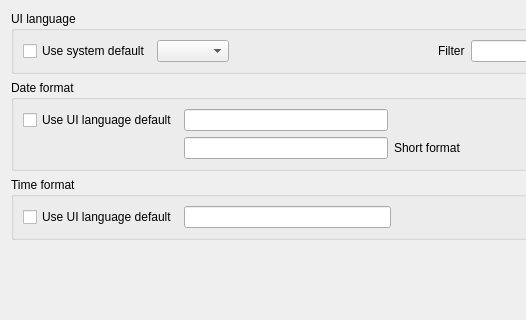
Qt form desktop-widgets/preferences/prefs_language.ui (subsurface/subsurface) before a commit; both pictures show x 0 to 526 and y 0 to 320 of the 621 by 523 pixel window.
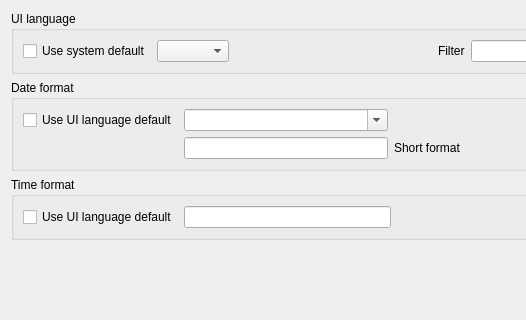
The same form after that commit.

Commit message:
preferences: support a pre-defined list of date formats
Add a combo-box in place of the single line text field and
support some pre-defined date formats, such as:
MM/dd/yyyy

Each long format has a corresponding short variant stored in the
QMap dateFormatShortMap and it's updated automatically once
the user selects a combo box item for the long format.

The regex for dates is slighly modified:
[^dMy/\\s:;\\.,\\-]

The user is still allowed to enter custom long / short date foramats.

Fixes #276

```diff
--- a/desktop-widgets/preferences/prefs_language.ui
+++ b/desktop-widgets/preferences/prefs_language.ui
@@ -74,13 +74,6 @@
       <string>Date format</string>
      </property>
      <layout class="QGridLayout" name="gridLayout">
-      <item row="0" column="1">
-       <widget class="QLineEdit" name="dateFormatEntry">
-        <property name="toolTip">
-         <string>&lt;html&gt;&lt;head/&gt;&lt;body&gt;&lt;p&gt;Preferred date format. Commonly used fields are&lt;/p&gt;&lt;p&gt;d (day of month)&lt;/p&gt;&lt;p&gt;ddd (abbr. day name)&lt;/p&gt;&lt;p&gt;M (month number)&lt;/p&gt;&lt;p&gt;MMM (abbr. month name)&lt;/p&gt;&lt;p&gt;yy/yyyy (2/4 digit year)&lt;/p&gt;&lt;/body&gt;&lt;/html&gt;</string>
-        </property>
-       </widget>
-      </item>
       <item row="0" column="0">
        <widget class="QCheckBox" name="dateFormatSystemDefault">
         <property name="text">
@@ -114,6 +107,16 @@
         </property>
        </spacer>
       </item>
+      <item row="0" column="1">
+       <widget class="QComboBox" name="dateFormatEntry">
+        <property name="toolTip">
+         <string>&lt;html&gt;&lt;head/&gt;&lt;body&gt;&lt;p&gt;Preferred date format. Commonly used fields are&lt;/p&gt;&lt;p&gt;d (day of month)&lt;/p&gt;&lt;p&gt;ddd (abbr. day name)&lt;/p&gt;&lt;p&gt;M (month number)&lt;/p&gt;&lt;p&gt;MMM (abbr. month name)&lt;/p&gt;&lt;p&gt;yy/yyyy (2/4 digit year)&lt;/p&gt;&lt;/body&gt;&lt;/html&gt;</string>
+        </property>
+        <property name="editable">
+         <bool>true</bool>
+        </property>
+       </widget>
+      </item>
      </layout>
     </widget>
    </item>
```
Left out of the diff: 32 changed lines with no effect on the pictures. The commit also changes 2 other files.
